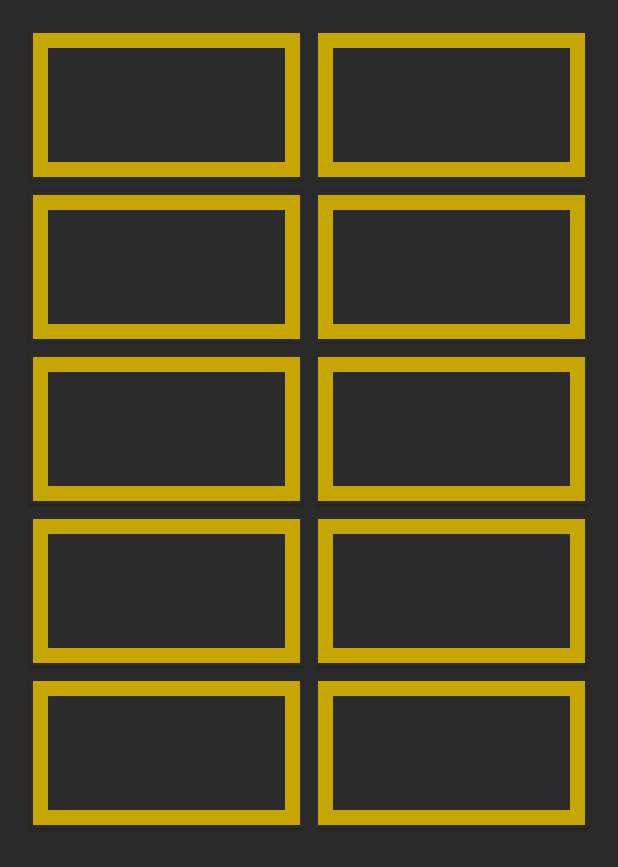
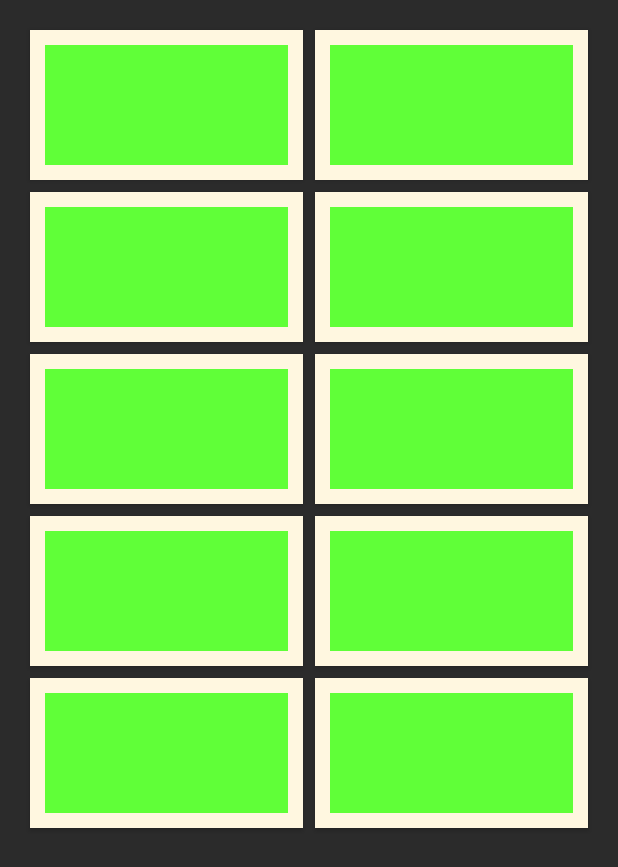
Before and after one commit to cshubha216/Parking_with_NAN, an Android app: the layout parking_user_view.xml on its own in the app's theme, with its tools: preview values and no code run, on a phone screen of 412 x 824 dp. Shown: the top 867 px of the screen. Run offline under Robolectric (Android 15) with nearby library versions, the phone set to English and light mode, and no system bars.

```diff
--- a/app/src/main/res/drawable/parking_button.xml
+++ b/app/src/main/res/drawable/parking_button_free.xml
@@ -4,16 +4,16 @@
     <item>
         <shape
             android:shape="rectangle">
-            <solid android:color="#2b2b2b" /> <!-- Black background color -->
+            <solid android:color="#60ff38" /> <!-- Black background color -->
         </shape>
     </item>
 
     <!-- Border -->
-    <item android:left="2dp" android:right="2dp" android:top="2dp" android:bottom="2dp">
+    <item>
     <shape
         android:shape="rectangle">
         <solid android:color="#00000000" /> <!-- Transparent background -->
-        <stroke android:width="10dp" android:color="#c7a604" />
+        <stroke android:width="10dp" android:color="#fff7e0" />
     </shape>
 </item>
 
--- a/app/src/main/res/layout/parking_user_view.xml
+++ b/app/src/main/res/layout/parking_user_view.xml
@@ -23,7 +23,7 @@
             android:layout_columnWeight="1"
             android:id="@+id/button0"
             android:paddingRight="4dp"
-            android:background="@drawable/parking_button" />
+            android:background="@drawable/parking_button_free" />
 
         <!-- Row 1, Column 2 -->
         <Button
@@ -33,7 +33,7 @@
             android:layout_columnWeight="1"
             android:id="@+id/button1"
             android:paddingRight="4dp"
-            android:background="@drawable/parking_button"/>
+            android:background="@drawable/parking_button_free"/>
 
         <!-- Row 1, Column 3 -->
         <Button
@@ -43,7 +43,7 @@
             android:layout_columnWeight="1"
             android:paddingRight="4dp"
             android:id="@+id/button2"
-            android:background="@drawable/parking_button"/>
+            android:background="@drawable/parking_button_free"/>
 
         <!-- Row 2, Column 1 -->
         <Button
@@ -52,7 +52,7 @@
             android:layout_height="wrap_content"
             android:layout_columnWeight="1"
             android:id="@+id/button3"
-            android:background="@drawable/parking_button"/>
+            android:background="@drawable/parking_button_free"/>
 
         <!-- Row 2, Column 2 -->
         <Button
@@ -62,7 +62,7 @@
             android:layout_columnWeight="1"
             android:paddingRight="4dp"
             android:id="@+id/button4"
-            android:background="@drawable/parking_button"/>
+            android:background="@drawable/parking_button_free"/>
 
         <!-- Row 2, Column 3 -->
         <Button
@@ -72,7 +72,7 @@
             android:layout_columnWeight="1"
             android:id="@+id/button5"
             android:paddingRight="4dp"
-            android:background="@drawable/parking_button"/>
+            android:background="@drawable/parking_button_free"/>
 
         <!-- Row 3, Column 1 -->
         <Button
@@ -82,7 +82,7 @@
             android:paddingRight="4dp"
             style="@style/ButtonStyle"
             android:id="@+id/button6"
-            android:background="@drawable/parking_button"/>
+            android:background="@drawable/parking_button_free"/>
 
         <!-- Row 3, Column 2 -->
         <Button
@@ -92,7 +92,7 @@
             android:layout_columnWeight="1"
             android:paddingRight="4dp"
             android:id="@+id/button7"
-            android:background="@drawable/parking_button"/>
+            android:background="@drawable/parking_button_free"/>
 
         <!-- Row 3, Column 3 -->
         <Button
@@ -102,7 +102,7 @@
             android:layout_columnWeight="1"
             android:paddingRight="4dp"
             android:id="@+id/button8"
-            android:background="@drawable/parking_button"/>
+            android:background="@drawable/parking_button_free"/>
         <Button
             android:layout_width="0dp"
             style="@style/ButtonStyle"
@@ -110,7 +110,7 @@
             android:layout_columnWeight="1"
             android:paddingRight="4dp"
             android:id="@+id/button9"
-            android:background="@drawable/parking_button"/>
+            android:background="@drawable/parking_button_free"/>
     </GridLayout>>
 
 </androidx.constraintlayout.widget.ConstraintLayout>
```
Also changed, not shown: app/src/main/java/net/mobilewebprint/nan/ParkAssistActivity.java (+2 -5 lines), app/src/main/res/drawable/parking_button_occupied.xml (added, +21 -0 lines).
